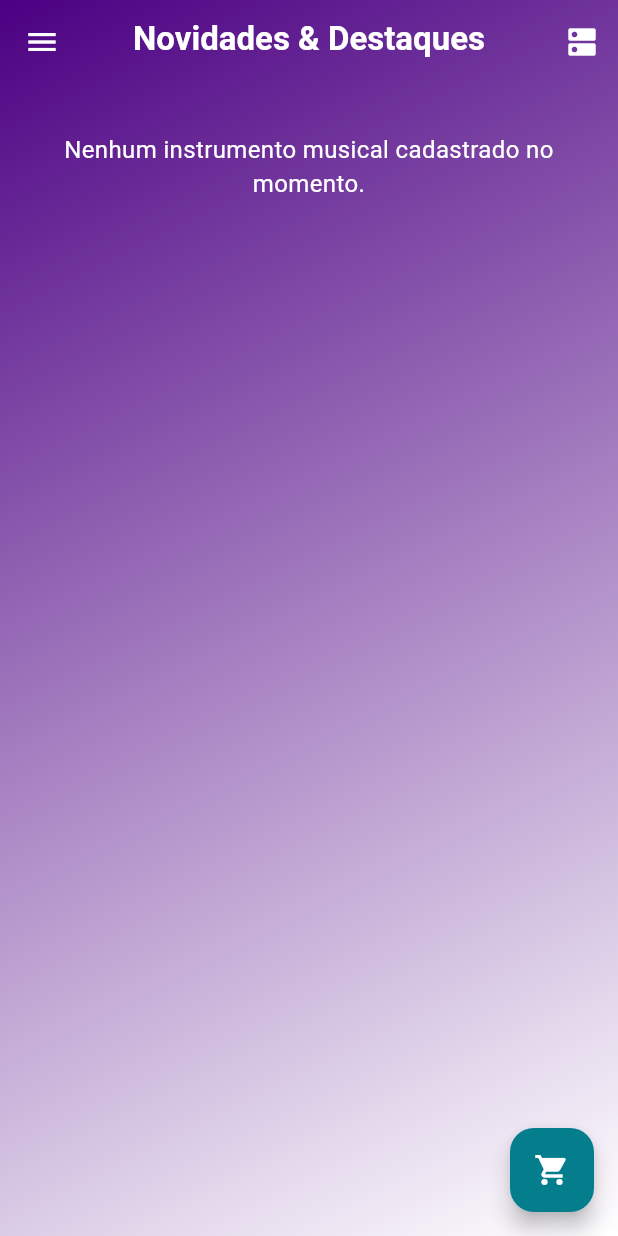
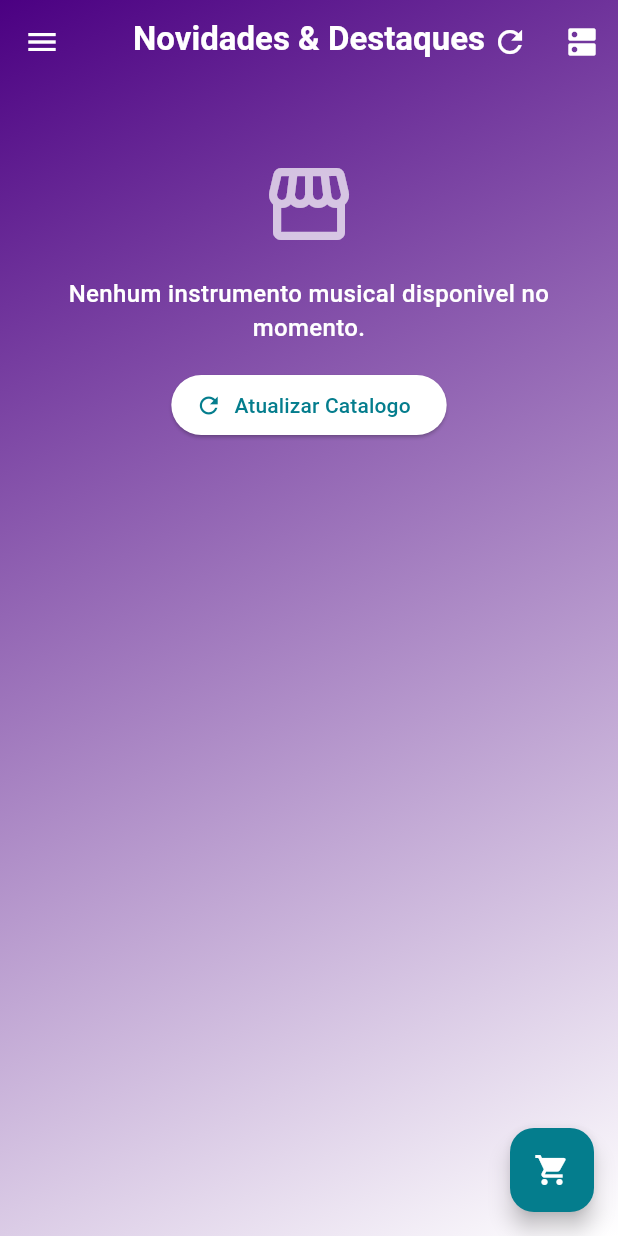
Before and after one commit to FeronZerbana/PIMIV_Implementacao, a Flutter app: the screen it shows after launch, on a phone screen of 412 x 824 dp. Run offline on Flutter 3.47's test engine with Material 3 defaults, Android fonts, the phone set to English and light mode, and no system bars; our stand-ins replace shared_preferences; network calls fail.

Commit message:
fix(mobile): atualizacao de refresh na home, opcao de cadastro, branding ShopNow e desconto dinamico de cupom

```diff
--- a/MOBILE/lib/main.dart
+++ b/MOBILE/lib/main.dart
@@ -29,7 +29,7 @@ class MyApp extends StatelessWidget {
           return ScopedModel<CartModel>(
             model: CartModel(model),
             child: MaterialApp(
-              title: 'Loja Musical',
+              title: 'ShopNow',
               theme: ThemeData(
                 primarySwatch: Colors.blue,
                 primaryColor: const Color.fromARGB(255, 4, 125, 141),
--- a/MOBILE/lib/tabs/home_tab.dart
+++ b/MOBILE/lib/tabs/home_tab.dart
@@ -44,7 +44,14 @@ class _HomeTabState extends State<HomeTab> {
     return Stack(
       children: <Widget>[
         buildBodyBack(),
-        CustomScrollView(
+        RefreshIndicator(
+          color: Theme.of(context).primaryColor,
+          onRefresh: () async {
+            _loadProducts();
+            await _productsFuture;
+          },
+          child: CustomScrollView(
+            physics: const AlwaysScrollableScrollPhysics(),
             slivers: [
               SliverAppBar(
                 floating: true,
@@ -55,6 +62,11 @@ class _HomeTabState extends State<HomeTab> {
                   color: Colors.white,
                 ),
                 actions: [
+                  IconButton(
+                    icon: const Icon(Icons.refresh, color: Colors.white),
+                    tooltip: 'Atualizar Produtos',
+                    onPressed: _loadProducts,
+                  ),
                   IconButton(
                     icon: const Icon(Icons.dns, color: Colors.white),
                     tooltip: 'Configurar Servidor / API',
@@ -113,13 +125,26 @@ class _HomeTabState extends State<HomeTab> {
 
                     final produtos = snapshot.data ?? [];
                     if (produtos.isEmpty) {
-                    return const Padding(
-                      padding: EdgeInsets.all(32),
+                      return Padding(
+                        padding: const EdgeInsets.symmetric(horizontal: 24, vertical: 48),
                         child: Center(
-                        child: Text(
-                          'Nenhum instrumento musical cadastrado no momento.',
-                          style: TextStyle(color: Colors.white, fontSize: 16),
+                          child: Column(
+                            mainAxisSize: MainAxisSize.min,
+                            children: [
+                              const Icon(Icons.storefront_outlined, size: 64, color: Colors.white70),
+                              const SizedBox(height: 16),
+                              const Text(
+                                'Nenhum instrumento musical disponivel no momento.',
+                                style: TextStyle(color: Colors.white, fontSize: 16, fontWeight: FontWeight.w500),
                                 textAlign: TextAlign.center,
+                              ),
+                              const SizedBox(height: 16),
+                              ElevatedButton.icon(
+                                icon: const Icon(Icons.refresh),
+                                label: const Text('Atualizar Catalogo'),
+                                onPressed: _loadProducts,
+                              ),
+                            ],
                           ),
                         ),
                       );
@@ -145,6 +170,7 @@ class _HomeTabState extends State<HomeTab> {
               ),
             ],
           ),
+        ),
       ],
     );
   }
--- a/MOBILE/lib/widgets/custom_drawer.dart
+++ b/MOBILE/lib/widgets/custom_drawer.dart
@@ -48,10 +48,11 @@ class CustomDrawer extends StatelessWidget {
                       top: 8,
                       left: 0,
                       child: Text(
-                        'Guitar\nMusic',
+                        'Shop\nNow',
                         style: TextStyle(
                           fontSize: 34,
                           fontWeight: FontWeight.bold,
+                          letterSpacing: 1.2,
                         ),
                       ),
                     ),
@@ -93,7 +94,7 @@ class CustomDrawer extends StatelessWidget {
 
                                     await Navigator.of(context).push(
                                       MaterialPageRoute(
-                                        builder: (_) => LoginScreen(),
+                                        builder: (_) => const LoginScreen(),
                                       ),
                                     );
                                   } else {
```
Also changed, not shown: MOBILE/lib/screens/login_screen.dart (+43 -2 lines), MOBILE/lib/screens/signup_screen.dart (+21 -0 lines), MOBILE/lib/widgets/cart_price.dart (+9 -5 lines), MOBILE/lib/widgets/discount_card.dart (+48 -23 lines), 2 other files. Lines whose indentation alone changed are shown as unchanged.
